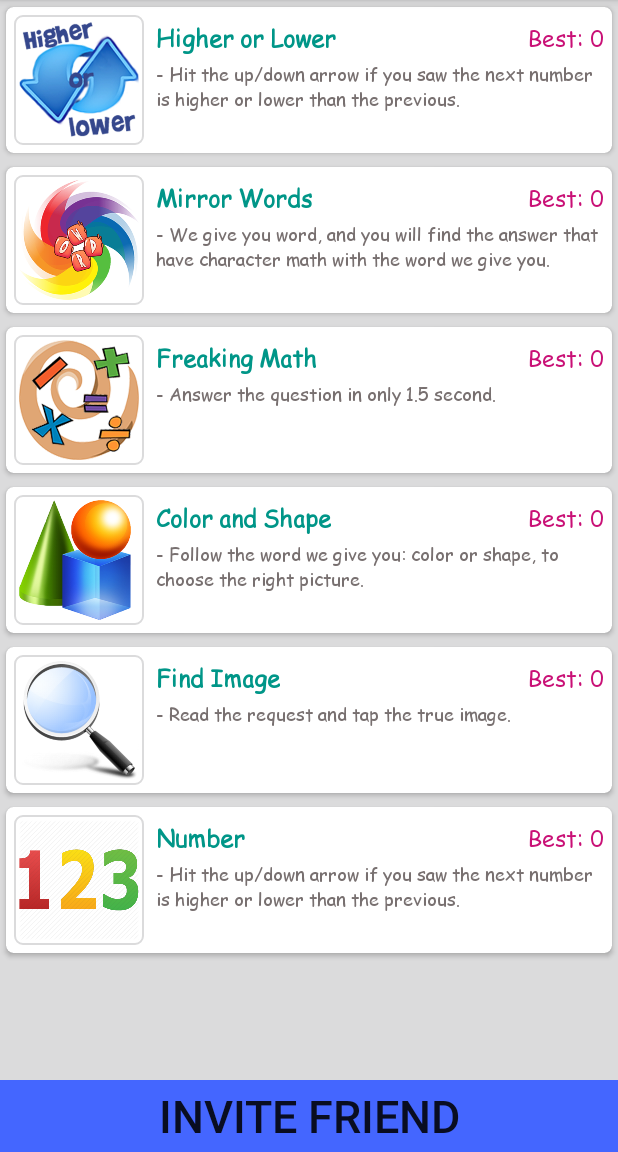
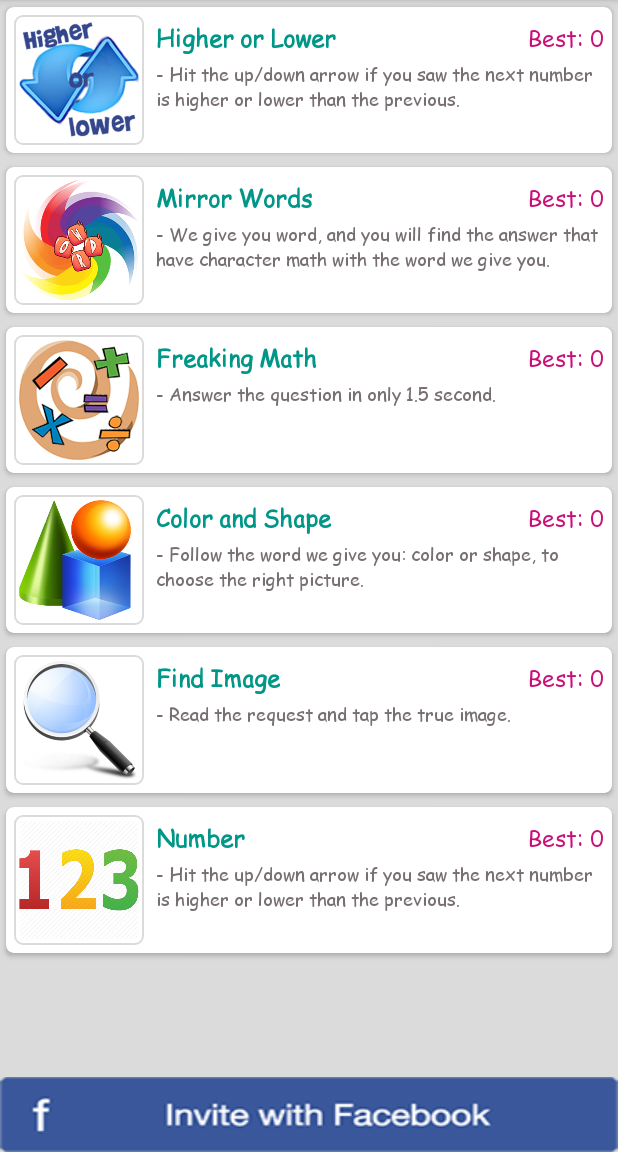
Before and after one commit to kukenqn1994/BrainBreak, an Android app: the screen it shows after launch (HomeActivity), on a phone screen of 412 x 824 dp, the part 84-1236 px from its top. Run offline under Robolectric (Android 15) with nearby library versions, the light colour scheme and no system bars; libraries missing offline, so code that uses them is left out: com.facebook, com.facebook.share; 1 statement that could not run was skipped.

Commit message:
Update invite button

```diff
--- a/app/src/main/res/layout/activity_home.xml
+++ b/app/src/main/res/layout/activity_home.xml
@@ -37,9 +37,8 @@
         <Button
             android:layout_width="match_parent"
             android:layout_height="wrap_content"
-            android:text="Invite Friend"
             android:textSize="30sp"
-            android:background="#46f"
+            android:background="@drawable/invite_button"
             android:id="@+id/invite"/>
     </LinearLayout>
 </LinearLayout>
```
Also changed, not shown: app/src/main/res/drawable/invite_button.png (added).
